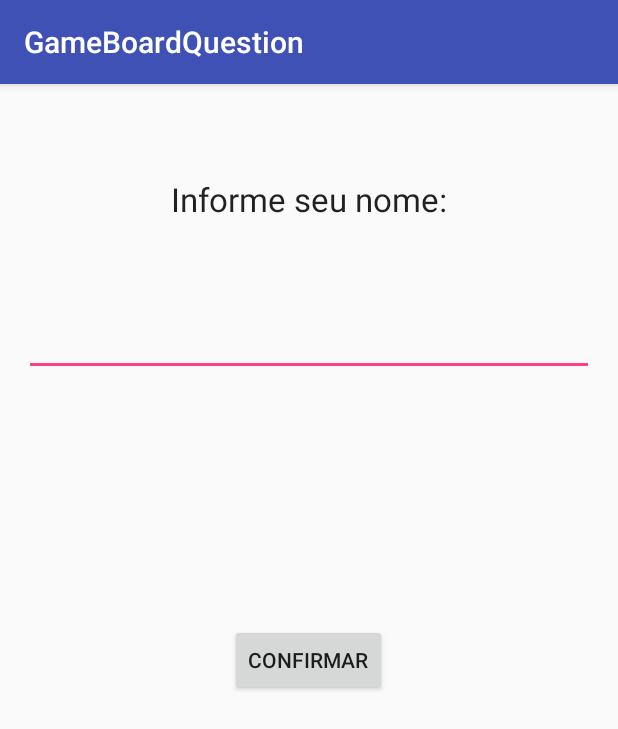
After one commit to mrcssoares/gameBoard, an Android app: the Entrar_Em_Sala2Activity screen opened directly, with no data from a screen before it, on a phone screen of 412 x 824 dp. The commit adds this screen. Shown: the top 729 px of the screen. Run offline under Robolectric (Android 15) with nearby library versions, the phone set to English and light mode, and no system bars; network calls fail.

Commit message:
"conectar jogadores funcionando"

```diff
--- a/GameBoardQuestion/app/src/main/AndroidManifest.xml
+++ b/GameBoardQuestion/app/src/main/AndroidManifest.xml
@@ -22,7 +22,8 @@
             </intent-filter>
         </activity>
         <activity android:name=".AguardandoConexaoActivity" />
-        <activity android:name=".ResponderPerguntaActivity"></activity>
+        <activity android:name=".ResponderPerguntaActivity" />
+        <activity android:name=".Entrar_Em_Sala2Activity"></activity>
     </application>
 
 </manifest>
--- a/GameBoardQuestion/app/src/main/java/com/example/marcos/gameboardquestion/Criar_sala_Activity.java
+++ b/GameBoardQuestion/app/src/main/java/com/example/marcos/gameboardquestion/Criar_sala_Activity.java
@@ -63,6 +63,10 @@ public class Criar_sala_Activity extends AppCompatActivity {
 
     public void mostrarAguardandoConexao() {
         Intent intent = new Intent(this, AguardandoConexaoActivity.class);
+        EditText edtTxtNomeSala = (EditText)findViewById(R.id.editText_nome_sala);
+        EditText edtTxtNomeJogador = (EditText)findViewById(R.id.editText_nome_jogador);
+        intent.putExtra("nomeJogador",edtTxtNomeJogador.getText().toString());
+        intent.putExtra("nomeSala",edtTxtNomeSala.getText().toString());
         startActivity(intent);
 
     }
--- /dev/null
+++ b/GameBoardQuestion/app/src/main/java/com/example/marcos/gameboardquestion/Entrar_Em_Sala2Activity.java
@@ -0,0 +1,91 @@
+package com.example.marcos.gameboardquestion;
+
+import android.content.Intent;
+import android.support.v7.app.AppCompatActivity;
+import android.os.Bundle;
+import android.view.View;
+import android.widget.Button;
+import android.widget.EditText;
+import android.widget.TextView;
+import android.widget.Toast;
+
+import org.apache.http.HttpResponse;
+import org.apache.http.client.HttpClient;
+import org.apache.http.client.methods.HttpPost;
+import org.apache.http.impl.client.DefaultHttpClient;
+import org.apache.http.util.EntityUtils;
+
+import java.io.IOException;
+
+public class Entrar_Em_Sala2Activity extends AppCompatActivity {
+    IPserver server = new IPserver();
+    String nomeSala = "";
+    @Override
+    protected void onCreate(Bundle savedInstanceState) {
+        super.onCreate(savedInstanceState);
+        setContentView(R.layout.activity_entrar__em__sala2);
+
+        Button button_confirmar = (Button) findViewById(R.id.button_jogador_2);
+
+        Intent intent = getIntent();
+        nomeSala = intent.getStringExtra("nomeSala");
+        final TextView textViewNomeJogador2 = (TextView)findViewById(R.id.textView_nome_jogador_2);
+        button_confirmar.setOnClickListener( new View.OnClickListener(){
+
+            @Override
+            public void onClick(View view) {
+                RegistraJogadorSala();
+                mostraResponderPerguntas(textViewNomeJogador2.getText().toString(), nomeSala);
+
+            }
+        });
+
+    }
+    public void mostraResponderPerguntas(String nomeJogador, String nomeSala){
+        Intent intent = new Intent(this, ResponderPerguntaActivity.class);
+        intent.putExtra("nomeJogador", nomeJogador);
+        intent.putExtra("nomeSala", nomeSala);
+        startActivity(intent);
+    }
+    public void RegistraJogadorSala(){
+        new Thread(){
+            public void run(){
+
+                EditText edtTxtNomeJogador = (EditText)findViewById(R.id.editText_nome_jogador_2);
+                try {
+                    postHttpJogador(nomeSala, edtTxtNomeJogador.getText().toString());
+                } catch (IOException e) {
+                    e.printStackTrace();
+                }
+            }
+        }.start();
+    }
+    public void postHttpJogador(String nome, String jogador) throws IOException {
+        String entrada = nome;
+        String entradaJogador = jogador;
+
+        if (nome.contains(" ")) {
+            entrada = entrada.replaceAll(" ", "_");
+        }
+        if (jogador.contains(" ")) {
+            entradaJogador = entradaJogador.replaceAll(" ", "_");
+        }
+
+        HttpClient httpClient = new DefaultHttpClient();
+        HttpPost httpPost = new HttpPost(server.caminhoPHP+"entrarSala.php?nome=" + entradaJogador+"&sala="+entrada);
+
+        final HttpResponse resposta = httpClient.execute(httpPost);
+        //mensagem = EntityUtils.toString(resposta.getEntity());
+
+        runOnUiThread(new Runnable() {
+            public void run() {
+                try {
+                    Toast.makeText(getBaseContext(), EntityUtils.toString(resposta.getEntity()), Toast.LENGTH_LONG).show();
+                } catch (IOException e) {
+                    e.printStackTrace();
+                }
+            }
+        });
+    }
+
+}
--- /dev/null
+++ b/GameBoardQuestion/app/src/main/res/layout/activity_entrar__em__sala2.xml
@@ -0,0 +1,41 @@
+<?xml version="1.0" encoding="utf-8"?>
+<RelativeLayout xmlns:android="http://schemas.android.com/apk/res/android"
+    xmlns:tools="http://schemas.android.com/tools"
+    android:layout_width="match_parent"
+    android:layout_height="match_parent"
+    android:paddingBottom="@dimen/activity_vertical_margin"
+    android:paddingLeft="@dimen/activity_horizontal_margin"
+    android:paddingRight="@dimen/activity_horizontal_margin"
+    android:paddingTop="@dimen/activity_vertical_margin"
+    tools:context="com.example.marcos.gameboardquestion.Entrar_Em_Sala2Activity">
+
+    <TextView
+        android:layout_width="wrap_content"
+        android:layout_height="wrap_content"
+        android:textAppearance="?android:attr/textAppearanceLarge"
+        android:text="Informe seu nome:"
+        android:id="@+id/textView_nome_jogador_2"
+        android:layout_gravity="center_horizontal|top"
+        android:layout_alignParentTop="true"
+        android:layout_centerHorizontal="true"
+        android:layout_marginTop="46dp" />
+
+    <EditText
+        android:layout_width="fill_parent"
+        android:layout_height="wrap_content"
+        android:id="@+id/editText_nome_jogador_2"
+        android:layout_gravity="center_horizontal|top"
+        android:layout_below="@+id/textView_nome_jogador_2"
+        android:layout_alignParentLeft="true"
+        android:layout_alignParentStart="true"
+        android:layout_marginTop="58dp" />
+
+    <Button
+        android:layout_width="wrap_content"
+        android:layout_height="wrap_content"
+        android:text="Confirmar"
+        android:id="@+id/button_jogador_2"
+        android:layout_centerVertical="true"
+        android:layout_centerHorizontal="true" />
+
+</RelativeLayout>
```
Also changed, not shown: GameBoardQuestion/app/src/main/java/com/example/marcos/gameboardquestion/AguardandoConexaoActivity.java (+67 -0 lines), GameBoardQuestion/app/src/main/java/com/example/marcos/gameboardquestion/Entrar_em_sala_Activity.java (+29 -43 lines).
